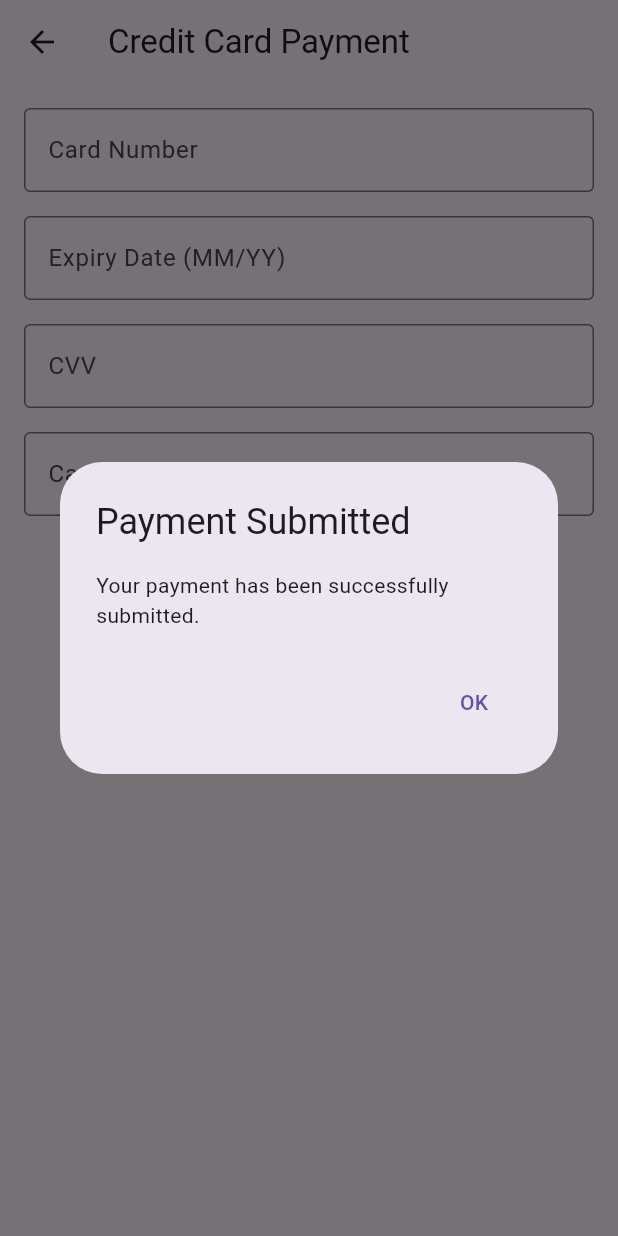
After one commit to samuel2002dias/Delivery-APP, a Flutter app: the CreditCardPayment screen opened directly, after a tap on "Submit Payment", on a phone screen of 412 x 824 dp. The commit adds this screen. Run offline on Flutter 3.47's test engine with Material 3 defaults, Android fonts, the light colour scheme and no system bars; our stand-ins replace bloc, cloud_firestore, equatable, firebase_auth, firebase_core, flutter_bloc and 3 more; accounts and stored records are empty; network calls fail.

Commit message:
Buy Now completed
Credit Card payment missing
Missing add to Cart - to be implemented ASAP

```diff
--- a/delivery/lib/main.dart
+++ b/delivery/lib/main.dart
@@ -7,7 +7,6 @@ import 'package:bloc/bloc.dart';
 import 'package:firebase_core/firebase_core.dart';
 import 'package:flutter/material.dart';
 
-
 void main() async {
   WidgetsFlutterBinding.ensureInitialized();
   await Firebase.initializeApp();
--- /dev/null
+++ b/delivery/lib/menus/home/views/CreditCardPayment.dart
@@ -0,0 +1,101 @@
+import 'package:flutter/material.dart';
+
+class CreditCardPayment extends StatefulWidget {
+  @override
+  _CreditCardPaymentState createState() => _CreditCardPaymentState();
+}
+
+class _CreditCardPaymentState extends State<CreditCardPayment> {
+  final TextEditingController _cardNumberController = TextEditingController();
+  final TextEditingController _expiryDateController = TextEditingController();
+  final TextEditingController _cvvController = TextEditingController();
+  final TextEditingController _cardHolderNameController =
+      TextEditingController();
+
+  @override
+  void dispose() {
+    _cardNumberController.dispose();
+    _expiryDateController.dispose();
+    _cvvController.dispose();
+    _cardHolderNameController.dispose();
+    super.dispose();
+  }
+
+  void _submitPayment() {
+    // Handle payment submission logic here
+    showDialog(
+      context: context,
+      builder: (BuildContext context) {
+        return AlertDialog(
+          title: const Text('Payment Submitted'),
+          content: const Text('Your payment has been successfully submitted.'),
+          actions: <Widget>[
+            TextButton(
+              child: const Text('OK'),
+              onPressed: () {
+                Navigator.of(context).pop();
+                Navigator.of(context).pop(); // Go back to the previous screen
+              },
+            ),
+          ],
+        );
+      },
+    );
+  }
+
+  @override
+  Widget build(BuildContext context) {
+    return Scaffold(
+      appBar: AppBar(
+        title: const Text('Credit Card Payment'),
+      ),
+      body: Padding(
+        padding: const EdgeInsets.all(16.0),
+        child: Column(
+          children: [
+            TextField(
+              controller: _cardNumberController,
+              keyboardType: TextInputType.number,
+              decoration: const InputDecoration(
+                labelText: 'Card Number',
+                border: OutlineInputBorder(),
+              ),
+            ),
+            const SizedBox(height: 16.0),
+            TextField(
+              controller: _expiryDateController,
+              keyboardType: TextInputType.datetime,
+              decoration: const InputDecoration(
+                labelText: 'Expiry Date (MM/YY)',
+                border: OutlineInputBorder(),
+              ),
+            ),
+            const SizedBox(height: 16.0),
+            TextField(
+              controller: _cvvController,
+              keyboardType: TextInputType.number,
+              decoration: const InputDecoration(
+                labelText: 'CVV',
+                border: OutlineInputBorder(),
+              ),
+            ),
+            const SizedBox(height: 16.0),
+            TextField(
+              controller: _cardHolderNameController,
+              keyboardType: TextInputType.text,
+              decoration: const InputDecoration(
+                labelText: 'Cardholder Name',
+                border: OutlineInputBorder(),
+              ),
+            ),
+            const SizedBox(height: 32.0),
+            ElevatedButton(
+              onPressed: _submitPayment,
+              child: const Text('Submit Payment'),
+            ),
+          ],
+        ),
+      ),
+    );
+  }
+}
```
Also changed, not shown: delivery/lib/menus/home/views/BuyNowPage.dart (+126 -81 lines), delivery/lib/menus/home/views/Firebase_BuyNow.dart (added, +68 -0 lines), delivery/lib/menus/home/views/MapView.dart (added, +117 -0 lines).
